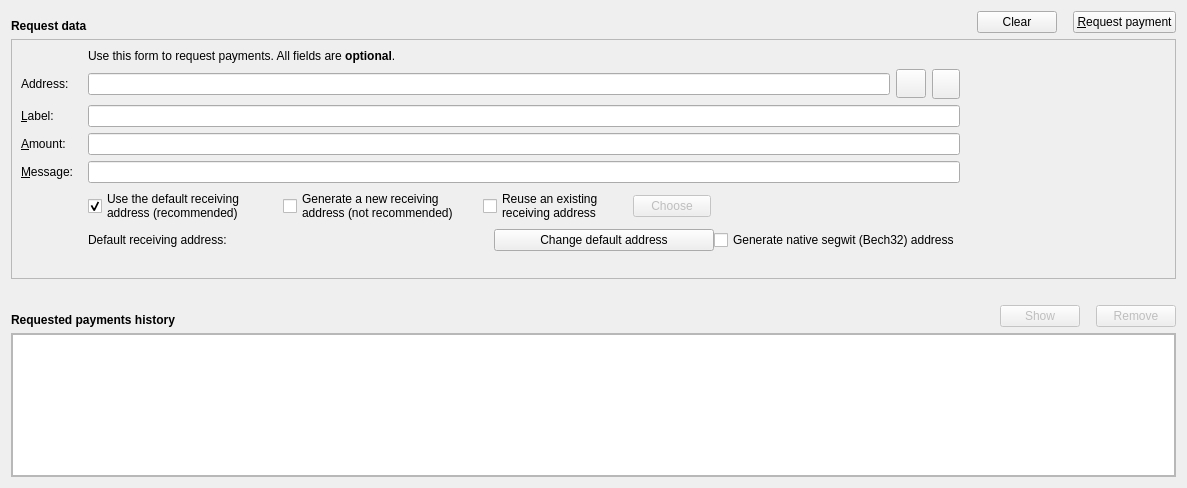
Qt form src/qt/forms/receivecoinsdialog.ui (Hydra-Chain/node) before a commit.
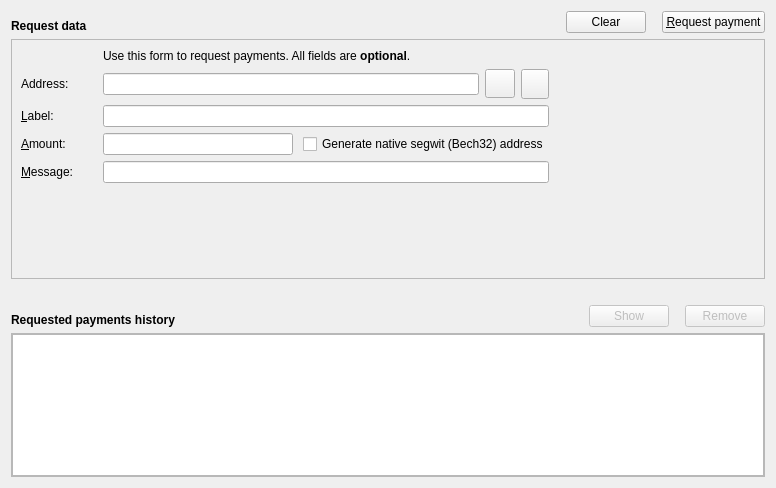
The same form after that commit. Icons and pictures are not drawn. Custom widgets are drawn as their Qt base class.

The edit to the form file:
```diff
--- a/src/qt/forms/receivecoinsdialog.ui
+++ b/src/qt/forms/receivecoinsdialog.ui
@@ -6,7 +6,7 @@
    <rect>
     <x>0</x>
     <y>0</y>
-    <width>915</width>
+    <width>776</width>
     <height>488</height>
    </rect>
   </property>
@@ -117,19 +117,6 @@
         <property name="horizontalSpacing">
          <number>15</number>
         </property>
-        <item row="6" column="0">
-         <widget class="QLabel" name="label_3">
-          <property name="toolTip">
-           <string>An optional message to attach to the payment request, which will be displayed when the request is opened. Note: The message will not be sent with the payment over the LockTrip network.</string>
-          </property>
-          <property name="text">
-           <string>&amp;Message:</string>
-          </property>
-          <property name="buddy">
-           <cstring>reqMessage</cstring>
-          </property>
-         </widget>
-        </item>
         <item row="4" column="0">
          <widget class="QLabel" name="label_2">
           <property name="toolTip">
@@ -143,40 +130,20 @@
           </property>
          </widget>
         </item>
-        <item row="5" column="1">
-         <widget class="BitcoinAmountField" name="reqAmount">
-          <property name="minimumSize">
-           <size>
-            <width>80</width>
-            <height>0</height>
-           </size>
-          </property>
+        <item row="6" column="0">
+         <widget class="QLabel" name="label_3">
           <property name="toolTip">
-           <string>An optional amount to request. Leave this empty or zero to not request a specific amount.</string>
+           <string>An optional message to attach to the payment request, which will be displayed when the request is opened. Note: The message will not be sent with the payment over the LockTrip network.</string>
           </property>
-         </widget>
-        </item>
-        <item row="9" column="0" colspan="2">
-         <spacer name="verticalSpacer">
-          <property name="orientation">
-           <enum>Qt::Vertical</enum>
-          </property>
-          <property name="sizeHint" stdset="0">
-           <size>
-            <width>20</width>
-            <height>0</height>
-           </size>
-          </property>
-         </spacer>
-        </item>
-        <item row="2" column="1">
-         <widget class="QLabel" name="label_5">
           <property name="text">
-           <string>Use this form to request payments. All fields are &lt;b&gt;optional&lt;/b&gt;.</string>
+           <string>&amp;Message:</string>
+          </property>
+          <property name="buddy">
+           <cstring>reqMessage</cstring>
           </property>
          </widget>
         </item>
-        <item row="3" column="1">
+        <item row="3" column="2">
          <layout class="QHBoxLayout" name="horizontalLayout_3">
           <property name="spacing">
            <number>6</number>
@@ -218,20 +185,27 @@
           </item>
          </layout>
         </item>
-        <item row="4" column="1">
+        <item row="6" column="2">
+         <widget class="QLineEdit" name="reqMessage">
+          <property name="toolTip">
+           <string>An optional message to attach to the payment request, which will be displayed when the request is opened. Note: The message will not be sent with the payment over the LockTrip network.</string>
+          </property>
+         </widget>
+        </item>
+        <item row="2" column="2">
+         <widget class="QLabel" name="label_5">
+          <property name="text">
+           <string>Use this form to request payments. All fields are &lt;b&gt;optional&lt;/b&gt;.</string>
+          </property>
+         </widget>
+        </item>
+        <item row="4" column="2">
          <widget class="QLineEdit" name="reqLabel">
           <property name="toolTip">
            <string>An optional label to associate with the new receiving address.</string>
           </property>
          </widget>
         </item>
-        <item row="7" column="0">
-         <widget class="QLabel" name="label_4">
-          <property name="text">
-           <string/>
-          </property>
-         </widget>
-        </item>
         <item row="5" column="0">
          <widget class="QLabel" name="label">
           <property name="toolTip">
@@ -252,80 +226,31 @@
           </property>
          </widget>
         </item>
-        <item row="6" column="1">
-         <widget class="QLineEdit" name="reqMessage">
-          <property name="toolTip">
-           <string>An optional message to attach to the payment request, which will be displayed when the request is opened. Note: The message will not be sent with the payment over the LockTrip network.</string>
+        <item row="5" column="2">
+         <layout class="QHBoxLayout" name="horizontalLayout_5">
+          <property name="spacing">
+           <number>10</number>
           </property>
-         </widget>
-        </item>
-        <item row="8" column="1">
-         <layout class="QHBoxLayout" name="horizontalLayout_7">
           <item>
-           <widget class="QLabel" name="label_9">
-            <property name="text">
-             <string>Default receiving address:  </string>
+           <widget class="BitcoinAmountField" name="reqAmount">
+            <property name="sizePolicy">
+             <sizepolicy hsizetype="Expanding" vsizetype="Fixed">
+              <horstretch>0</horstretch>
+              <verstretch>0</verstretch>
+             </sizepolicy>
             </property>
-           </widget>
-          </item>
-          <item>
-           <widget class="QLabel" name="defaultAddress">
             <property name="minimumSize">
              <size>
-              <width>250</width>
+              <width>80</width>
               <height>0</height>
-             </size>
-            </property>
-            <property name="maximumSize">
-             <size>
-              <width>250</width>
-              <height>16777215</height>
-             </size>
-            </property>
-            <property name="text">
-             <string/>
-            </property>
-           </widget>
-          </item>
-          <item>
-           <spacer name="horizontalSpacer_7">
-            <property name="orientation">
-             <enum>Qt::Horizontal</enum>
-            </property>
-            <property name="sizeType">
-             <enum>QSizePolicy::Fixed</enum>
-            </property>
-            <property name="sizeHint" stdset="0">
-             <size>
-              <width>10</width>
-              <height>20</height>
-             </size>
-            </property>
-           </spacer>
-          </item>
-          <item>
-           <widget class="QPushButton" name="changeDefaultAddressButton">
-            <property name="minimumSize">
-             <size>
-              <width>220</width>
-              <height>0</height>
-             </size>
-            </property>
-            <property name="maximumSize">
-             <size>
-              <width>220</width>
-              <height>16777215</height>
              </size>
             </property>
             <property name="toolTip">
-             <string>Change your default receiving address. The modification will apply for all your suceeding payments until you introduce new change.</string>
-            </property>
-            <property name="text">
-             <string>Change default address</string>
+             <string>An optional amount to request. Leave this empty or zero to not request a specific amount.</string>
             </property>
            </widget>
           </item>
-	  <item>
+          <item>
            <widget class="QCheckBox" name="useBech32">
             <property name="sizePolicy">
              <sizepolicy hsizetype="Fixed" vsizetype="Fixed">
@@ -350,143 +275,20 @@
             </property>
            </widget>
           </item>
-          <item>
-           <spacer name="horizontalSpacer_2">
-            <property name="orientation">
-             <enum>Qt::Horizontal</enum>
-            </property>
-            <property name="sizeHint" stdset="0">
-             <size>
-              <width>40</width>
-              <height>20</height>
-             </size>
-            </property>
-           </spacer>
-          </item>
          </layout>
         </item>
-        <item row="7" column="1">
-         <layout class="QHBoxLayout" name="horizontalLayout_9">
-          <item>
-           <widget class="QCheckBox" name="reuseDefaultAddress">
-            <property name="minimumSize">
-             <size>
-              <width>195</width>
-              <height>0</height>
-             </size>
-            </property>
-            <property name="maximumSize">
-             <size>
-              <width>195</width>
-              <height>16777215</height>
-             </size>
-            </property>
-            <property name="toolTip">
-             <string>Choose the default address to receive your payments if you want to consolidate all your coins in one place. This will give you better payment trackability and easy to understand balance.</string>
-            </property>
-            <property name="text">
-             <string>Use the default receiving
-address (recommended)</string>
-            </property>
-            <property name="checked">
-             <bool>true</bool>
-            </property>
-            <attribute name="buttonGroup">
-             <string notr="true">reuseAddressButtonGroup</string>
-            </attribute>
-           </widget>
-          </item>
-          <item>
-           <widget class="QCheckBox" name="generateNewAddress">
-            <property name="minimumSize">
-             <size>
-              <width>200</width>
-              <height>0</height>
-             </size>
-            </property>
-            <property name="maximumSize">
-             <size>
-              <width>200</width>
-              <height>16777215</height>
-             </size>
-            </property>
-            <property name="toolTip">
-             <string>For advanced users! Create new receiving address for your next payment if your priority is anonimity over better payment trackability and easy to understand balance.</string>
-            </property>
-            <property name="text">
-             <string>Generate a new receiving
-address (not recommended)</string>
-            </property>
-            <attribute name="buttonGroup">
-             <string notr="true">reuseAddressButtonGroup</string>
-            </attribute>
-           </widget>
-          </item>
-          <item>
-           <widget class="QCheckBox" name="reuseExistingAddress">
-            <property name="minimumSize">
-             <size>
-              <width>150</width>
-              <height>0</height>
-             </size>
-            </property>
-            <property name="maximumSize">
-             <size>
-              <width>150</width>
-              <height>16777215</height>
-             </size>
-            </property>
-            <property name="toolTip">
-             <string>Re-use one of your existing receiving addresses if you want to  group your payments in several wallets and manage their trackable balance individually.</string>
-            </property>
-            <property name="text">
-             <string>Reuse an existing
-receiving address</string>
-            </property>
-            <attribute name="buttonGroup">
-             <string notr="true">reuseAddressButtonGroup</string>
-            </attribute>
-           </widget>
-          </item>
-          <item>
-           <widget class="QPushButton" name="chooseReuseAddressButton">
-            <property name="enabled">
-             <bool>false</bool>
-            </property>
-            <property name="minimumSize">
-             <size>
-              <width>78</width>
-              <height>0</height>
-             </size>
-            </property>
-            <property name="maximumSize">
-             <size>
-              <width>78</width>
-              <height>16777215</height>
-             </size>
-            </property>
-            <property name="toolTip">
-             <string>Preview and select one of your existing receiving addresses.</string>
-            </property>
-            <property name="text">
-             <string>Choose</string>
-            </property>
-           </widget>
-          </item>
-          <item>
-           <spacer name="horizontalSpacer">
-            <property name="orientation">
-             <enum>Qt::Horizontal</enum>
-            </property>
-            <property name="sizeHint" stdset="0">
-             <size>
-              <width>10</width>
-              <height>20</height>
-             </size>
-            </property>
-           </spacer>
-          </item>
-         </layout>
+        <item row="7" column="0" colspan="3">
+         <spacer name="verticalSpacer">
+          <property name="orientation">
+           <enum>Qt::Vertical</enum>
+          </property>
+          <property name="sizeHint" stdset="0">
+           <size>
+            <width>20</width>
+            <height>0</height>
+           </size>
+          </property>
+         </spacer>
         </item>
        </layout>
       </item>
```
Left out of the diff: 4 changed lines with no effect on the pictures.
